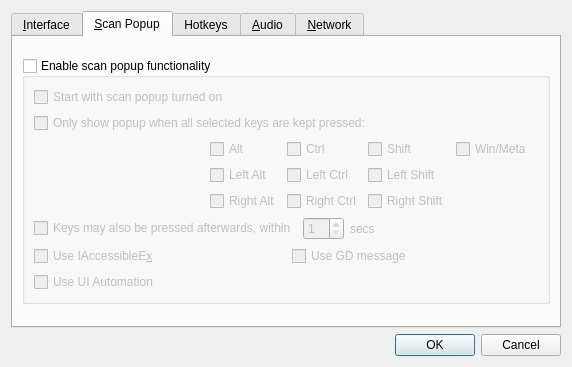
Old version of the form preferences.ui in the repository goldendict/goldendict.
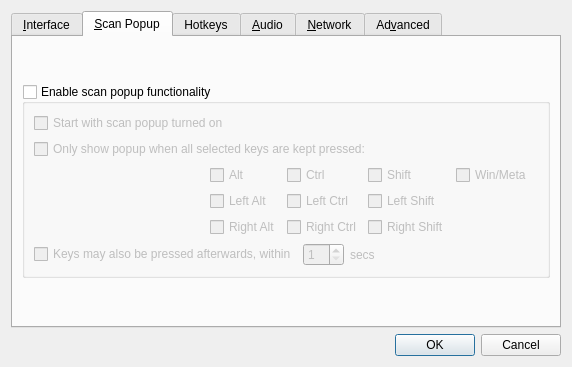
New version of the form. The open tabs and pages were chosen to show the change. Icons and pictures are not drawn. Custom widgets are drawn as their Qt base class.

Commit message: Move scan popup extra technologies selection to "Advanced" tab in Preferences

The edit to the form file:
```diff
--- a/preferences.ui
+++ b/preferences.ui
@@ -274,19 +274,6 @@
        <string>&amp;Scan Popup</string>
       </attribute>
       <layout class="QVBoxLayout" name="verticalLayout_10">
-       <item>
-        <spacer name="verticalSpacer_7">
-         <property name="orientation">
-          <enum>Qt::Vertical</enum>
-         </property>
-         <property name="sizeHint" stdset="0">
-          <size>
-           <width>20</width>
-           <height>20</height>
-          </size>
-         </property>
-        </spacer>
-       </item>
        <item>
         <spacer name="verticalSpacer_16">
          <property name="orientation">
@@ -559,70 +546,7 @@
            </layout>
           </item>
           <item>
-           <layout class="QHBoxLayout" name="horizontalLayout_4">
-            <item>
-             <widget class="QCheckBox" name="scanPopupUseIAccessibleEx">
-              <property name="toolTip">
-               <string>Try to use IAccessibleEx interface to retrieve word under cursor.
-This technology works only with some programs that support it.
-Don't select this option if you don't use such programs.</string>
-              </property>
-              <property name="text">
-               <string>Use IAccessibleE&amp;x</string>
-              </property>
-             </widget>
-            </item>
-            <item>
-             <spacer name="horizontalSpacer_6">
-              <property name="orientation">
-               <enum>Qt::Horizontal</enum>
-              </property>
-              <property name="sizeHint" stdset="0">
-               <size>
-                <width>40</width>
-                <height>20</height>
-               </size>
-              </property>
-             </spacer>
-            </item>
-            <item>
-             <widget class="QCheckBox" name="scanPopupUseGDMessage">
-              <property name="toolTip">
-               <string>Use special GoldenDict message to ask other programs about a word under cursor.
-This technology works only with some programs that support it.
-Don't select this option if you don't use such programs.</string>
-              </property>
-              <property name="text">
-               <string>Use GD message</string>
-              </property>
-             </widget>
-            </item>
-            <item>
-             <spacer name="horizontalSpacer_8">
-              <property name="orientation">
-               <enum>Qt::Horizontal</enum>
-              </property>
-              <property name="sizeHint" stdset="0">
-               <size>
-                <width>40</width>
-                <height>20</height>
-               </size>
-              </property>
-             </spacer>
-            </item>
-           </layout>
-          </item>
-          <item>
-           <widget class="QCheckBox" name="scanPopupUseUIAutomation">
-            <property name="toolTip">
-             <string>Try to use UI Automation technology to retrieve word under cursor.
-This technology works only with some programs that support it.
-Don't select this option if you don't use such programs.</string>
-            </property>
-            <property name="text">
-             <string>Use UI Automation</string>
-            </property>
-           </widget>
+           <layout class="QHBoxLayout" name="horizontalLayout_4"/>
           </item>
          </layout>
         </widget>
@@ -1110,6 +1034,72 @@
        </item>
       </layout>
      </widget>
+     <widget class="QWidget" name="tab_Advanced">
+      <attribute name="title">
+       <string>Ad&amp;vanced</string>
+      </attribute>
+      <layout class="QVBoxLayout" name="verticalLayout_11">
+       <item>
+        <widget class="QGroupBox" name="groupBox_ScanPopupTechnologies">
+         <property name="title">
+          <string>ScanPopup extra technologies</string>
+         </property>
+         <layout class="QVBoxLayout" name="verticalLayout_13">
+          <item>
+           <widget class="QCheckBox" name="scanPopupUseIAccessibleEx">
+            <property name="toolTip">
+             <string>Try to use IAccessibleEx technology to retrieve word under cursor.
+This technology works only with some programs that support it
+ (for example Internet Explorer 9).
+It not needed to select this option if you don't use such programs.</string>
+            </property>
+            <property name="text">
+             <string>Use &amp;IAccessibleEx</string>
+            </property>
+           </widget>
+          </item>
+          <item>
+           <widget class="QCheckBox" name="scanPopupUseUIAutomation">
+            <property name="toolTip">
+             <string>Try to use UI Automation technology to retrieve word under cursor.
+This technology works only with some programs that support it.
+It not needed to select this option if you don't use such programs.</string>
+            </property>
+            <property name="text">
+             <string>Use &amp;UIAutomation</string>
+            </property>
+           </widget>
+          </item>
+          <item>
+           <widget class="QCheckBox" name="scanPopupUseGDMessage">
+            <property name="toolTip">
+             <string>Try to use special GoldenDict message to retrieve word under cursor.
+This technology works only with some programs that support it.
+It not needed to select this option if you don't use such programs.</string>
+            </property>
+            <property name="text">
+             <string>Use &amp;GoldenDict message</string>
+            </property>
+           </widget>
+          </item>
+         </layout>
+        </widget>
+       </item>
+       <item>
+        <spacer name="verticalSpacer_17">
+         <property name="orientation">
+          <enum>Qt::Vertical</enum>
+         </property>
+         <property name="sizeHint" stdset="0">
+          <size>
+           <width>20</width>
+           <height>40</height>
+          </size>
+         </property>
+        </spacer>
+       </item>
+      </layout>
+     </widget>
     </widget>
    </item>
    <item>
```
The commit also changes 1 other file.
